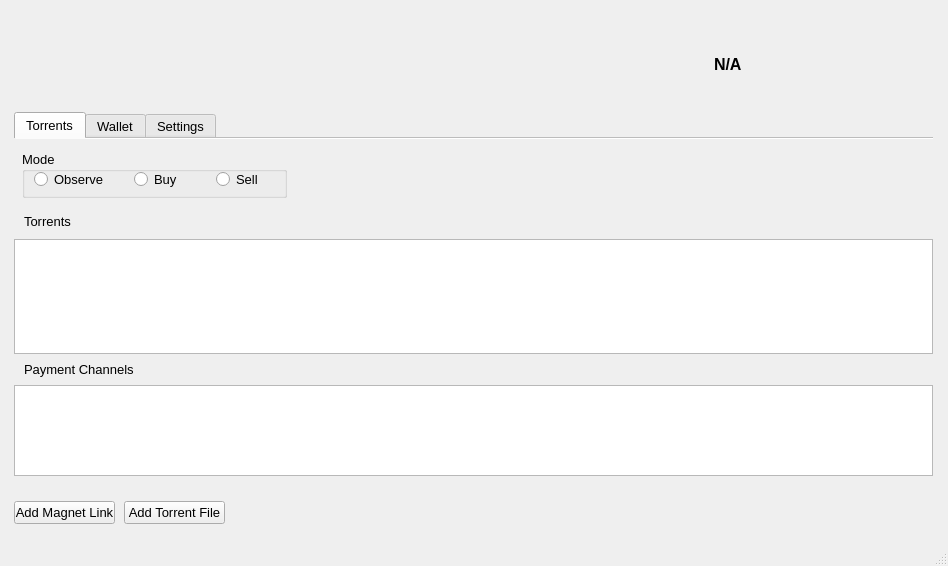
The window that lib/view/mainwindow.ui (RdeWilde/JoyStream) describes before a commit, drawn with Qt 5.
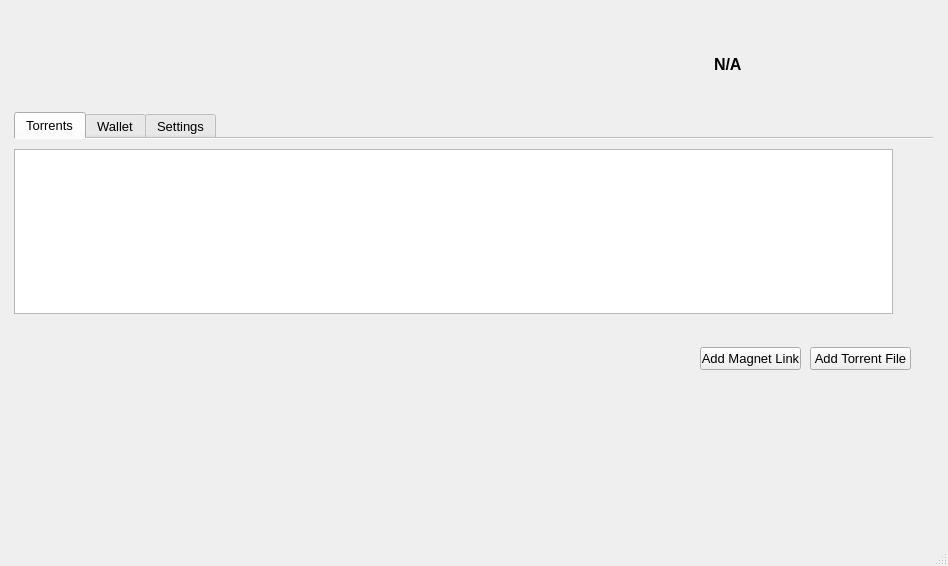
The same window after the commit. Icons and pictures are not drawn.

The edit to the form file:
```diff
--- a/lib/view/mainwindow.ui
+++ b/lib/view/mainwindow.ui
@@ -64,17 +64,17 @@
       <property name="geometry">
        <rect>
         <x>0</x>
-        <y>100</y>
-        <width>919</width>
-        <height>115</height>
+        <y>10</y>
+        <width>879</width>
+        <height>165</height>
        </rect>
       </property>
      </widget>
      <widget class="QPushButton" name="addMagnetLinkPushButton">
       <property name="geometry">
        <rect>
-        <x>0</x>
-        <y>362</y>
+        <x>686</x>
+        <y>208</y>
         <width>101</width>
         <height>23</height>
        </rect>
@@ -86,8 +86,8 @@
      <widget class="QPushButton" name="addTorrentFilePushButton">
       <property name="geometry">
        <rect>
-        <x>110</x>
-        <y>362</y>
+        <x>796</x>
+        <y>208</y>
         <width>101</width>
         <height>23</height>
        </rect>
@@ -96,94 +96,6 @@
        <string>Add Torrent File</string>
       </property>
      </widget>
-     <widget class="QLabel" name="torrentsQLabel">
-      <property name="geometry">
-       <rect>
-        <x>10</x>
-        <y>74</y>
-        <width>67</width>
-        <height>16</height>
-       </rect>
-      </property>
-      <property name="text">
-       <string>Torrents</string>
-      </property>
-     </widget>
-     <widget class="QLabel" name="label_5">
-      <property name="geometry">
-       <rect>
-        <x>10</x>
-        <y>222</y>
-        <width>115</width>
-        <height>16</height>
-       </rect>
-      </property>
-      <property name="text">
-       <string>Payment Channels</string>
-      </property>
-     </widget>
-     <widget class="QTableView" name="peerPluginsTable">
-      <property name="geometry">
-       <rect>
-        <x>0</x>
-        <y>246</y>
-        <width>919</width>
-        <height>91</height>
-       </rect>
-      </property>
-     </widget>
-     <widget class="QGroupBox" name="modeBox">
-      <property name="geometry">
-       <rect>
-        <x>8</x>
-        <y>12</y>
-        <width>265</width>
-        <height>47</height>
-       </rect>
-      </property>
-      <property name="title">
-       <string>Mode</string>
-      </property>
-      <widget class="QRadioButton" name="sellRadioButton">
-       <property name="geometry">
-        <rect>
-         <x>194</x>
-         <y>20</y>
-         <width>82</width>
-         <height>17</height>
-        </rect>
-       </property>
-       <property name="text">
-        <string>Sell</string>
-       </property>
-      </widget>
-      <widget class="QRadioButton" name="observeRadioButton">
-       <property name="geometry">
-        <rect>
-         <x>12</x>
-         <y>20</y>
-         <width>82</width>
-         <height>17</height>
-        </rect>
-       </property>
-       <property name="text">
-        <string>Observe</string>
-       </property>
-      </widget>
-      <widget class="QRadioButton" name="buyRadioButton">
-       <property name="geometry">
-        <rect>
-         <x>112</x>
-         <y>20</y>
-         <width>82</width>
-         <height>17</height>
-        </rect>
-       </property>
-       <property name="text">
-        <string>Buy</string>
-       </property>
-      </widget>
-     </widget>
     </widget>
     <widget class="QWidget" name="walletTab">
      <attribute name="title">
```
